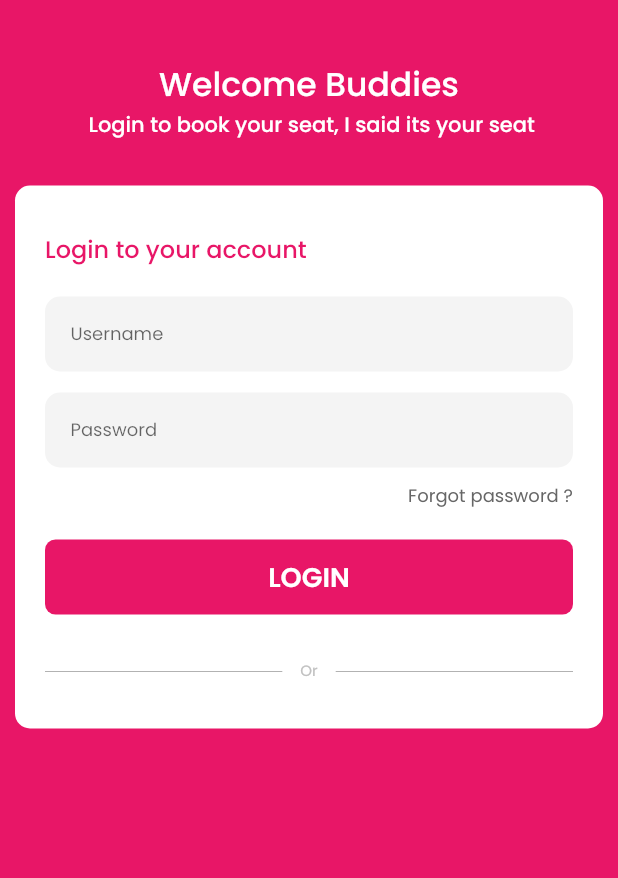
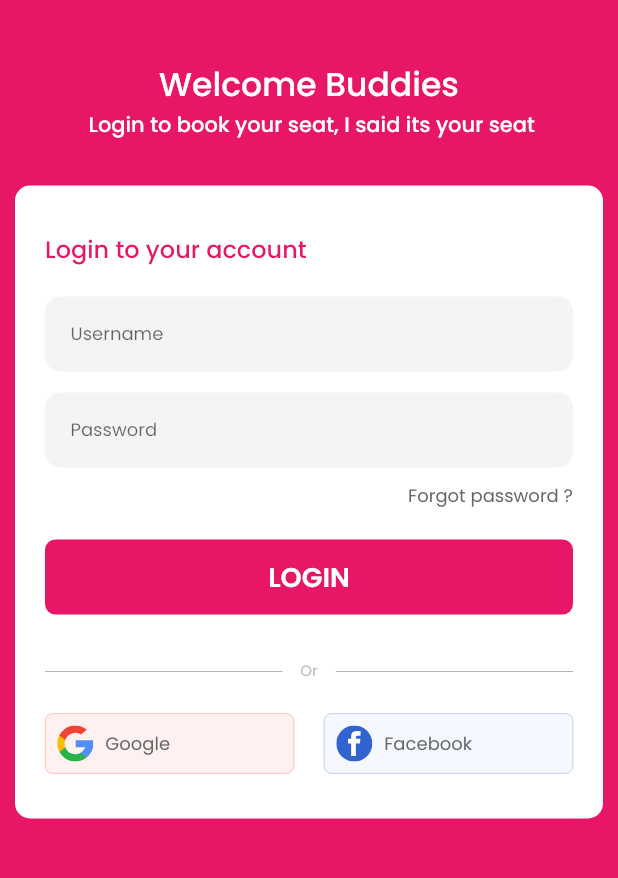
Before and after one commit to tranphunguyen98/movie_tickets, a Flutter app: the screen it shows after launch, on a phone screen of 412 x 824 dp, the part 167-1045 px from its top. Run offline on Flutter 3.47's test engine with Material 2 defaults, Android fonts, the phone set to English and light mode, and no system bars; our stand-ins replace flutter_svg.

Commit message:
feat (Login): add widget google, facebook login

```diff
--- /dev/null
+++ b/lib/presentation/screen/login/widget_btn_facebook.dart
@@ -0,0 +1,38 @@
+import 'package:find_seat/utils/my_const/my_const.dart';
+import 'package:flutter/material.dart';
+import 'package:flutter_svg/flutter_svg.dart';
+
+class WidgetBtnFacebook extends StatelessWidget {
+  @override
+  Widget build(BuildContext context) {
+    return Expanded(
+      child: Container(
+        height: 40,
+        decoration: BoxDecoration(
+            borderRadius: BorderRadius.circular(5),
+            color: COLOR_CONST.FACEBOOK_BTN,
+            border: Border.all(
+              width: 0.2,
+              color: COLOR_CONST.FACEBOOK_BORDER_BTN,
+            ),
+            shape: BoxShape.rectangle),
+        child: Row(
+          children: <Widget>[
+            Padding(
+              padding: EdgeInsets.symmetric(horizontal: 8),
+              child: SvgPicture.asset(
+                'assets/ic_facebook.svg',
+                width: 24,
+                height: 24,
+              ),
+            ),
+            Text(
+              'Facebook',
+              style: FONT_CONST.REGULAR_GRAY4_12,
+            )
+          ],
+        ),
+      ),
+    );
+  }
+}
--- /dev/null
+++ b/lib/presentation/screen/login/widget_btn_google.dart
@@ -0,0 +1,38 @@
+import 'package:find_seat/utils/my_const/my_const.dart';
+import 'package:flutter/material.dart';
+import 'package:flutter_svg/flutter_svg.dart';
+
+class WidgetBtnGoogle extends StatelessWidget {
+  @override
+  Widget build(BuildContext context) {
+    return Expanded(
+      child: Container(
+        height: 40,
+        decoration: BoxDecoration(
+            borderRadius: BorderRadius.circular(5),
+            color: COLOR_CONST.GOOGLE_BTN,
+            border: Border.all(
+              width: 0.2,
+              color: COLOR_CONST.GOOGLE_BORDER_BTN,
+            ),
+            shape: BoxShape.rectangle),
+        child: Row(
+          children: <Widget>[
+            Padding(
+              padding: EdgeInsets.symmetric(horizontal: 8),
+              child: SvgPicture.asset(
+                'assets/ic_google.svg',
+                width: 24,
+                height: 24,
+              ),
+            ),
+            Text(
+              'Google',
+              style: FONT_CONST.REGULAR_GRAY4_12,
+            )
+          ],
+        ),
+      ),
+    );
+  }
+}
--- a/lib/presentation/screen/login/widget_login_form.dart
+++ b/lib/presentation/screen/login/widget_login_form.dart
@@ -1,4 +1,6 @@
 import 'package:find_seat/presentation/common_widgets/widget_spacer.dart';
+import 'package:find_seat/presentation/screen/login/widget_btn_facebook.dart';
+import 'package:find_seat/presentation/screen/login/widget_btn_google.dart';
 import 'package:find_seat/utils/my_const/my_const.dart';
 import 'package:flutter/material.dart';
 
@@ -36,6 +38,21 @@ class WidgetLoginForm extends StatelessWidget {
           _buildButtonLogin(),
           WidgetSpacer(height: 30),
           _buildTextOr(),
+          WidgetSpacer(height: 20),
+          _buildSocialLogin(),
+        ],
+      ),
+    );
+  }
+
+  _buildSocialLogin() {
+    return Container(
+      height: 40,
+      child: Row(
+        children: <Widget>[
+          WidgetBtnGoogle(),
+          SizedBox(width: 20),
+          WidgetBtnFacebook(),
         ],
       ),
     );
--- a/lib/utils/my_const/COLOR_CONST.dart
+++ b/lib/utils/my_const/COLOR_CONST.dart
@@ -18,4 +18,9 @@ class COLOR_CONST {
   static final HexColor GRAY4 = new HexColor("#666666");
   static final HexColor GRAY5 = new HexColor("#C1C1C1");
   static final HexColor ITEM_BG = new HexColor("#F3F6F8");
+
+  static final HexColor GOOGLE_BTN = new HexColor("#FFF1F0");
+  static final HexColor GOOGLE_BORDER_BTN = new HexColor("#F14336");
+  static final HexColor FACEBOOK_BTN = new HexColor("#F5F9FF");
+  static final HexColor FACEBOOK_BORDER_BTN = new HexColor("#3164CE");
 }
```
